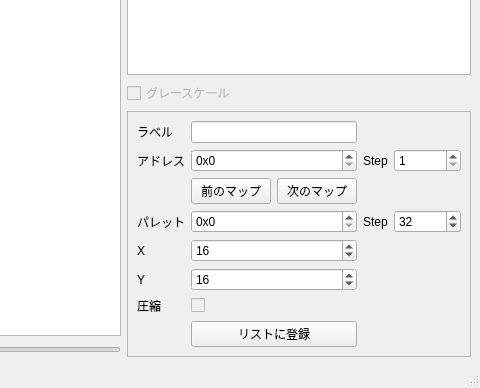
The window that MapModder/MapModder.ui (idealexe/EXE6_Tools) describes before a commit, drawn with Qt 5; both pictures show x 673 to 1153 and y 331 to 719 of the 1153 by 719 pixel window.
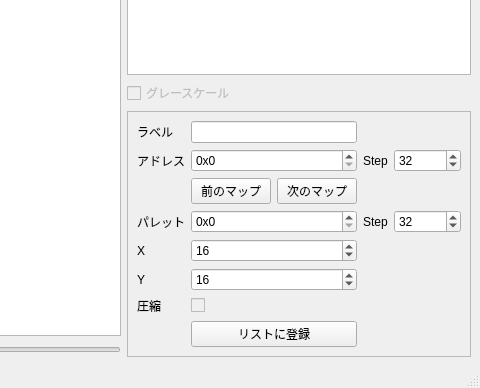
The same window after the commit. Icons and pictures are not drawn. Custom widgets are drawn as their Qt base class.

Diff of the .ui file:
```diff
--- a/MapModder/MapModder.ui
+++ b/MapModder/MapModder.ui
@@ -344,6 +344,9 @@
              <property name="maximum">
               <number>100000</number>
              </property>
+             <property name="value">
+              <number>32</number>
+             </property>
             </widget>
            </item>
            <item row="3" column="1">
```
Left out of the diff: 8 changed lines with no effect on the pictures.
